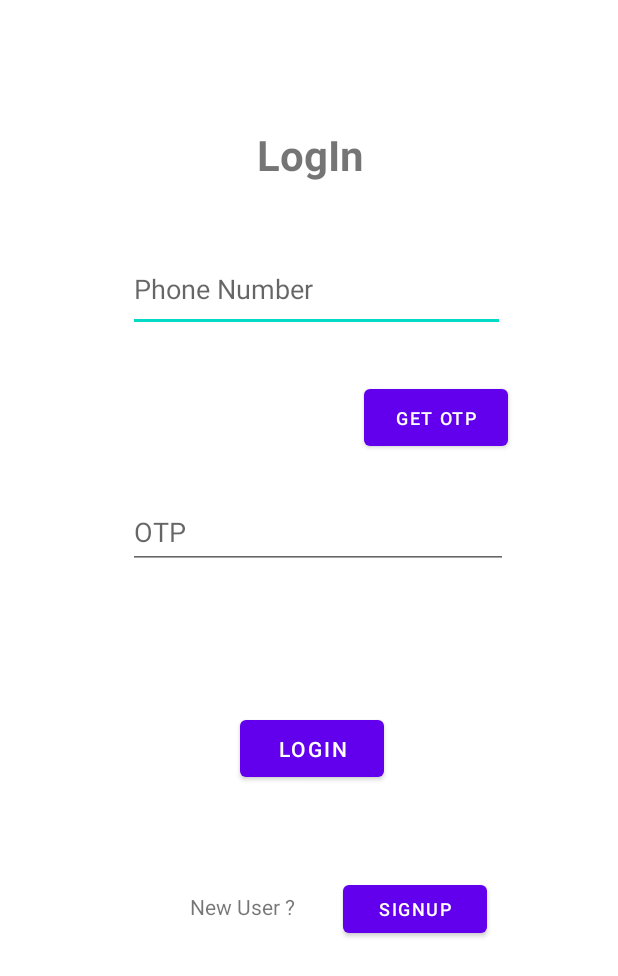
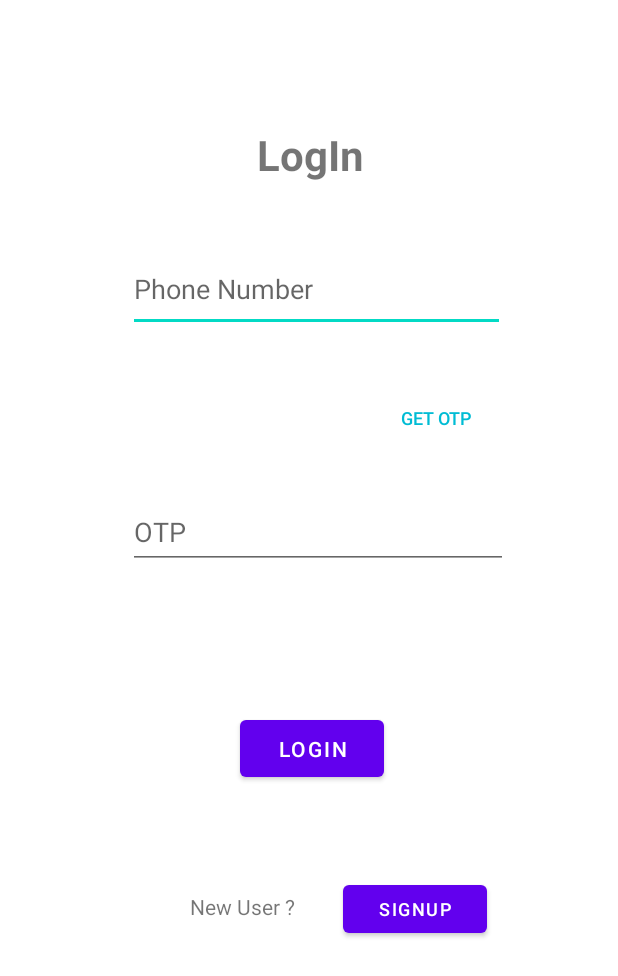
Before and after one commit to sksingh2/Xpense, an Android app: the LogIn_Page screen opened directly, with no data from a screen before it, on a phone screen of 412 x 824 dp. Shown: the top 976 px of the screen. Run offline under Robolectric (Android 15) with nearby library versions, the phone set to English and light mode, and no system bars.

Commit message:
button change

```diff
--- a/app/src/main/res/layout/activity_log_in.xml
+++ b/app/src/main/res/layout/activity_log_in.xml
@@ -21,11 +21,13 @@
 
         <Button
             android:id="@+id/get_otp"
+            style="@style/Widget.AppCompat.Button.Borderless"
             android:layout_width="96dp"
             android:layout_height="50dp"
             android:layout_marginTop="20dp"
             android:layout_marginBottom="15dp"
             android:text="@string/get_otp"
+            android:textColor="#00BCD4"
             android:textSize="12sp"
             app:layout_constraintBottom_toTopOf="@+id/otp"
             app:layout_constraintEnd_toEndOf="parent"
```
